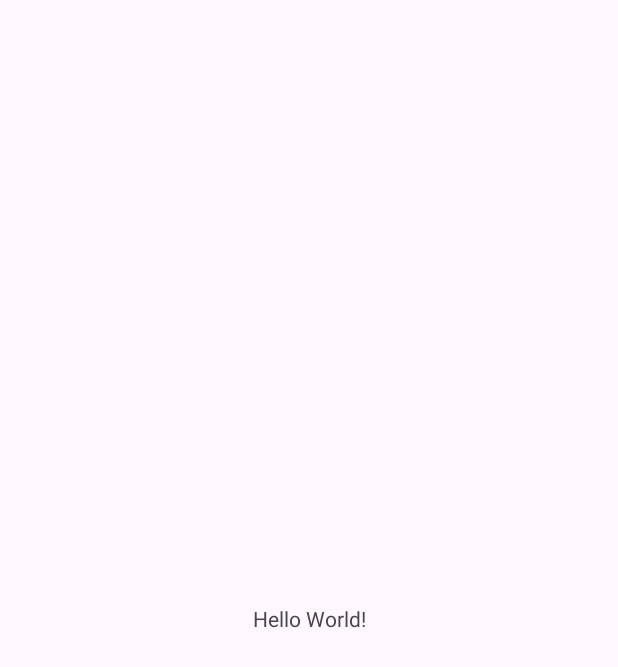
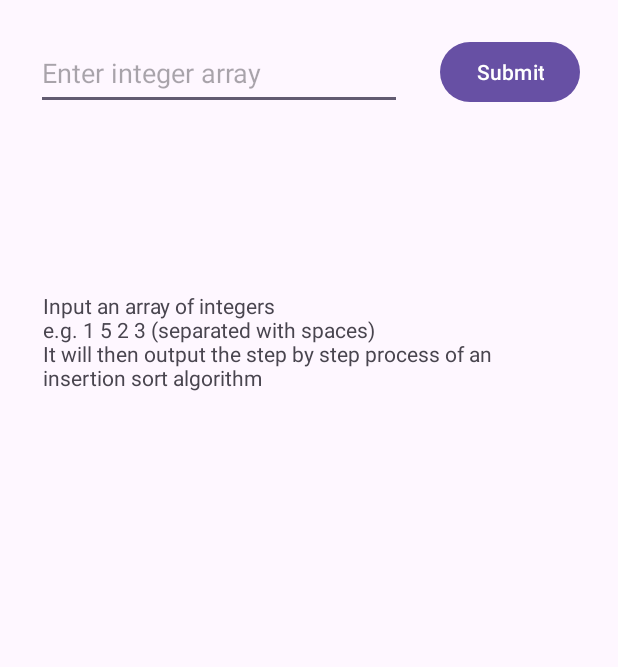
Before and after one commit to bartsuper/advanced-software-processing-android-programming, an Android app: the screen it shows after launch (MainActivity), on a phone screen of 412 x 824 dp. Before the commit the part shown is almost empty. Shown: the top 667 px of the screen. Run offline under Robolectric (Android 15) with nearby library versions, the phone set to English and light mode, and no system bars.

Commit message:
finished the project

```diff
--- a/app/src/main/java/com/example/selectionsortproject/MainActivity.java
+++ b/app/src/main/java/com/example/selectionsortproject/MainActivity.java
@@ -1,6 +1,11 @@
 package com.example.selectionsortproject;
 
 import android.os.Bundle;
+import android.view.View;
+import android.view.inputmethod.EditorInfo;
+import android.widget.Button;
+import android.widget.EditText;
+import android.widget.TextView;
 
 import androidx.activity.EdgeToEdge;
 import androidx.appcompat.app.AppCompatActivity;
@@ -20,5 +25,28 @@ public class MainActivity extends AppCompatActivity {
             v.setPadding(systemBars.left, systemBars.top, systemBars.right, systemBars.bottom);
             return insets;
         });
+        EditText arrayInput = findViewById(R.id.editTextText);
+        Button submitButton = findViewById(R.id.button);
+        TextView resultView = findViewById(R.id.textView);
+
+        arrayInput.setHint("Enter integer array");
+        resultView.setText("Input an array of integers\ne.g. 1 5 2 3 (separated with spaces)\nIt will then output the step by step process of an insertion sort algorithm");
+
+        SortingAlgorithm insertionSort = new SortingAlgorithm();
+
+        submitButton.setOnClickListener(new View.OnClickListener() {
+            @Override
+            public void onClick(View v) {
+                String inputText = arrayInput.getText().toString();
+                String result = insertionSort.insertionSort(inputText);
+                arrayInput.setText("");
+                arrayInput.onEditorAction(EditorInfo.IME_ACTION_DONE);
+                resultView.setText(result);
+            }
+        });
+    }
+
+    public void quit(){
+        finishAffinity();
     }
 }
--- a/app/src/main/res/layout/activity_main.xml
+++ b/app/src/main/res/layout/activity_main.xml
@@ -1,19 +1,41 @@
 <?xml version="1.0" encoding="utf-8"?>
-<androidx.constraintlayout.widget.ConstraintLayout
-    xmlns:android="http://schemas.android.com/apk/res/android"
+<androidx.constraintlayout.widget.ConstraintLayout xmlns:android="http://schemas.android.com/apk/res/android"
+    xmlns:app="http://schemas.android.com/apk/res-auto"
     xmlns:tools="http://schemas.android.com/tools"
-    xmlns:app="http://schemas.android.com/apk/res-auto"
     android:id="@+id/main"
     android:layout_width="match_parent"
     android:layout_height="match_parent"
     tools:context=".MainActivity">
+
+    <EditText
+        android:id="@+id/editTextText"
+        android:layout_width="244dp"
+        android:layout_height="49dp"
+        android:layout_marginStart="24dp"
+        android:layout_marginTop="24dp"
+        android:ems="10"
+        android:inputType="text"
+        app:layout_constraintStart_toStartOf="parent"
+        app:layout_constraintTop_toTopOf="parent" />
+
+    <Button
+        android:id="@+id/button"
+        android:layout_width="wrap_content"
+        android:layout_height="wrap_content"
+        android:layout_marginStart="24dp"
+        android:layout_marginTop="24dp"
+        android:layout_marginEnd="24dp"
+        android:text="Submit"
+        app:layout_constraintEnd_toEndOf="parent"
+        app:layout_constraintStart_toEndOf="@+id/editTextText"
+        app:layout_constraintTop_toTopOf="parent" />
+
     <TextView
-      android:layout_width="wrap_content"
-      android:layout_height="wrap_content"
-      android:text="Hello World!"
-      app:layout_constraintBottom_toBottomOf="parent"
-      app:layout_constraintStart_toStartOf="parent"
-      app:layout_constraintEnd_toEndOf="parent"
-      app:layout_constraintTop_toTopOf="parent" />
-
-  </androidx.constraintlayout.widget.ConstraintLayout>
+        android:id="@+id/textView"
+        android:layout_width="355dp"
+        android:layout_height="534dp"
+        android:layout_marginBottom="96dp"
+        app:layout_constraintBottom_toBottomOf="parent"
+        app:layout_constraintEnd_toEndOf="parent"
+        app:layout_constraintStart_toStartOf="parent" />
+</androidx.constraintlayout.widget.ConstraintLayout>
```
Also changed, not shown: app/src/main/java/com/example/selectionsortproject/SortingAlgorithm.java (added, +69 -0 lines), 2 other files.
